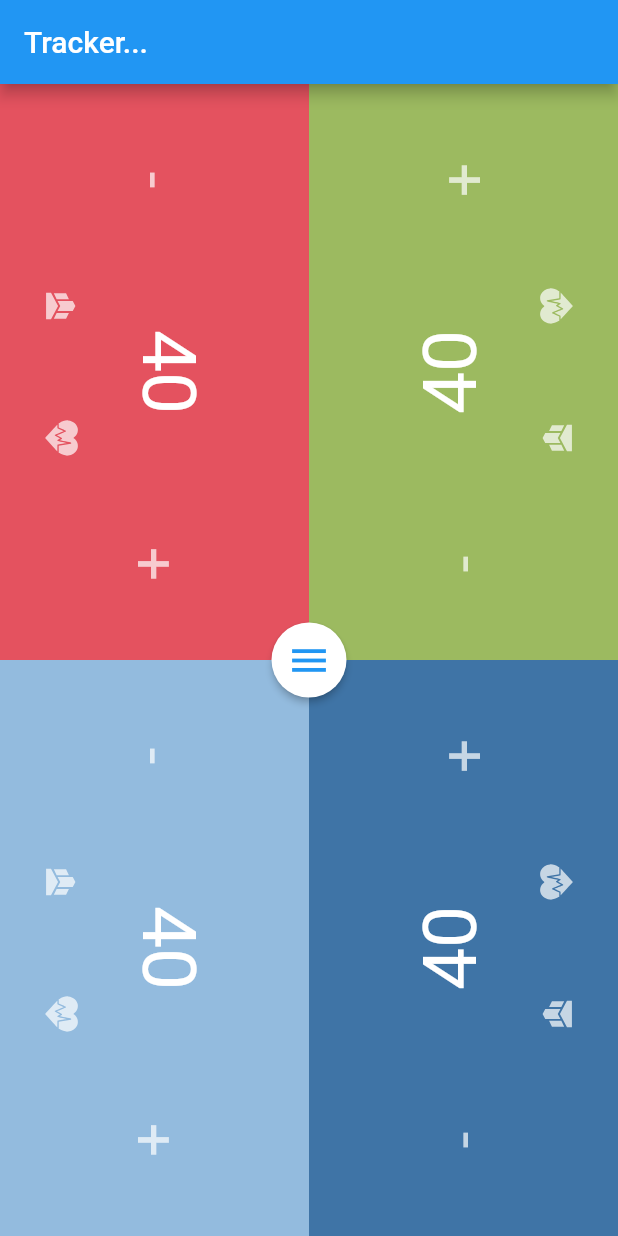
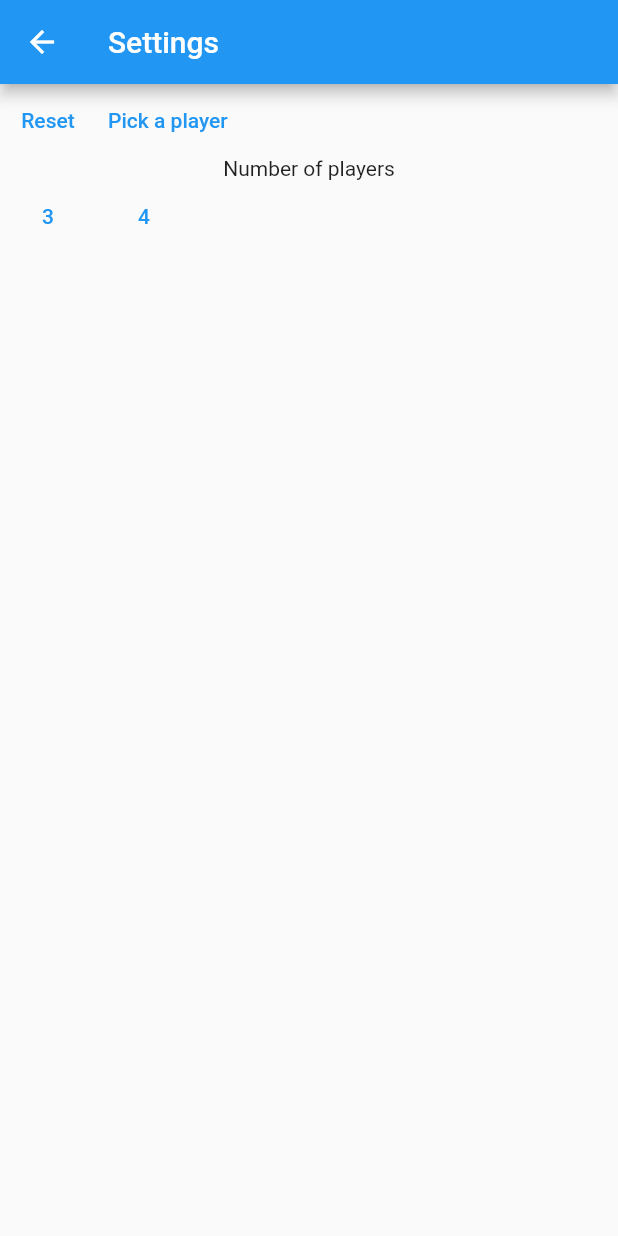
Before and after one commit to birkoss/mtg-tracker, a Flutter app: the screen it shows after launch, after a tap on the "menu" icon, on a phone screen of 412 x 824 dp. Run offline on Flutter 3.47's test engine with Material 2 defaults, Android fonts, the phone set to English and light mode, and no system bars; our stand-ins replace flutter_svg.

Commit message:
Setting screen

```diff
--- /dev/null
+++ b/lib/screens/setting.dart
@@ -0,0 +1,55 @@
+import 'package:flutter/material.dart';
+
+class SettingScreen extends StatefulWidget {
+  static const routeName = '/settings';
+
+  const SettingScreen({
+    Key? key,
+  }) : super(key: key);
+
+  @override
+  State<SettingScreen> createState() => _SettingScreenState();
+}
+
+class _SettingScreenState extends State<SettingScreen> {
+  @override
+  Widget build(BuildContext context) {
+    //print(players[0].health);
+    return Scaffold(
+      appBar: AppBar(
+        title: const Text("Settings"),
+      ),
+      body: Center(
+        child: Column(
+          children: [
+            Row(
+              children: [
+                TextButton(
+                  onPressed: () {},
+                  child: Text("Reset"),
+                ),
+                TextButton(
+                  onPressed: () {},
+                  child: Text("Pick a player"),
+                ),
+              ],
+            ),
+            const Text("Number of players"),
+            Row(
+              children: [
+                TextButton(
+                  onPressed: () {},
+                  child: Text("3"),
+                ),
+                TextButton(
+                  onPressed: () {},
+                  child: Text("4"),
+                ),
+              ],
+            )
+          ],
+        ),
+      ),
+    );
+  }
+}
--- a/lib/screens/tracker.dart
+++ b/lib/screens/tracker.dart
@@ -1,4 +1,5 @@
 import 'package:flutter/material.dart';
+import 'package:mtgtracker/screens/setting.dart';
 
 import '../providers/player.dart';
 
@@ -91,6 +92,12 @@ class _TrackerScreenState extends State<TrackerScreen> {
                 ),
                 onPressed: () {
                   print("MENU SETTINGS...");
+                  Navigator.push(
+                    context,
+                    MaterialPageRoute(
+                      builder: (context) => const SettingScreen(),
+                    ),
+                  );
                 },
               ),
             ),
```
